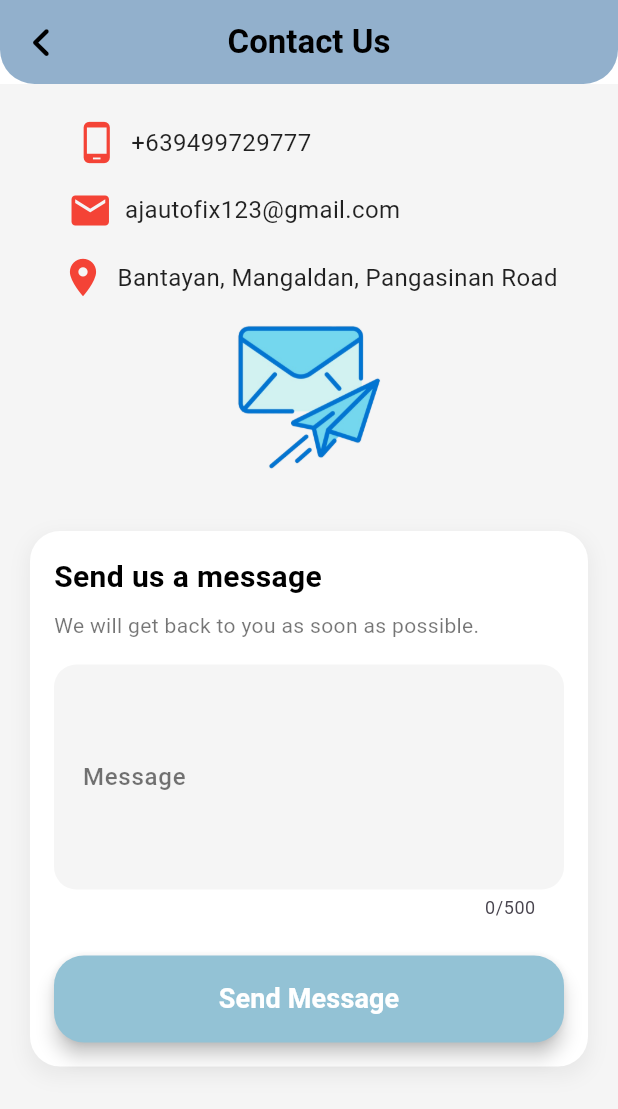
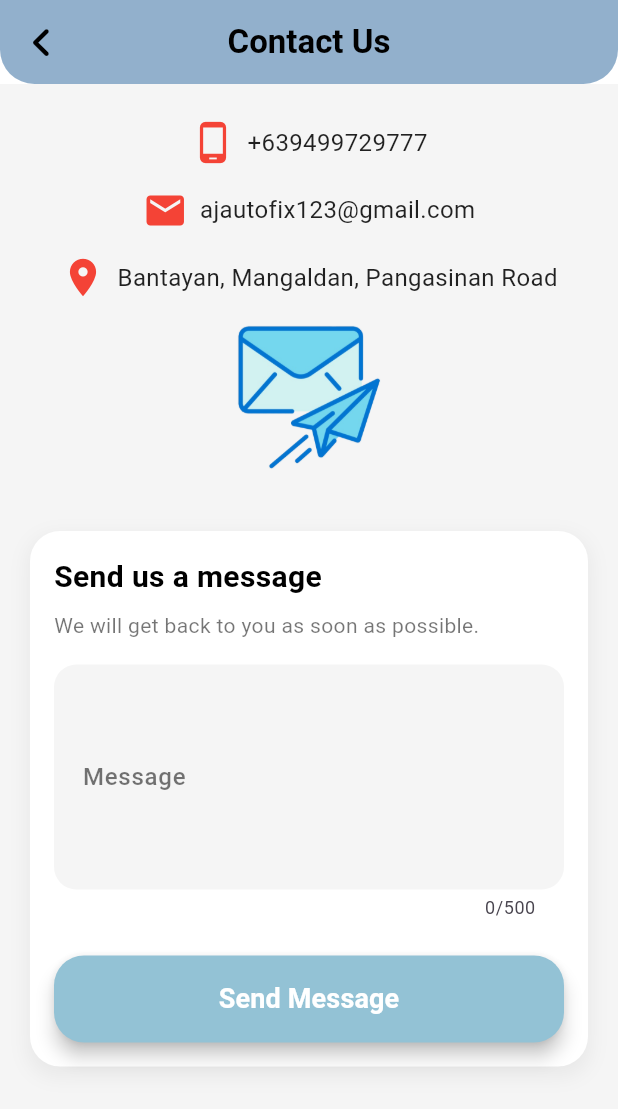
Before and after one commit to JohnLloydDev/AJ-Autofix-App, a Flutter app: the ContactUsScreen screen opened by its route, on a phone screen of 412 x 824 dp. Shown: the top 1109 px of the screen. Run offline on Flutter 3.47's test engine with Material 3 defaults, Android fonts, the phone set to English and light mode, and no system bars; our stand-ins replace bloc, equatable, flutter_bloc, flutter_rating_bar, flutter_secure_storage, flutter_spinkit and 10 more; missing offline and left inert: onesignal_flutter; accounts and stored records are empty.

Commit message:
Update contact_us_screen.dart

```diff
--- a/lib/screens/contact_us_screen.dart
+++ b/lib/screens/contact_us_screen.dart
@@ -7,8 +7,6 @@ import 'package:flutter_bloc/flutter_bloc.dart';
 import 'package:font_awesome_flutter/font_awesome_flutter.dart';
 
 class ContactUsScreen extends StatelessWidget {
-  final TextEditingController nameController = TextEditingController();
-  final TextEditingController emailController = TextEditingController();
   final TextEditingController messageController = TextEditingController();
 
   ContactUsScreen({super.key});
@@ -55,9 +53,8 @@ class ContactUsScreen extends StatelessWidget {
                 const ContactInfoContainer(),
                 const SizedBox(height: 24),
                 ContactFormContainer(
-                  nameController: nameController,
-                  emailController: emailController,
-                  messageController: messageController,
+                  messageController:
+                      messageController,
                 ),
               ],
             ),
@@ -76,11 +73,8 @@ class ContactInfoContainer extends StatelessWidget {
     return Column(
       crossAxisAlignment: CrossAxisAlignment.center,
       children: [
-        const Padding(
-          padding: EdgeInsets.only(right: 155.0),
-          child: Center(
-            child: Row(
-              mainAxisSize: MainAxisSize.min,
+        const Row(
+          mainAxisAlignment: MainAxisAlignment.center,
           children: [
             Icon(Icons.phone_android, color: Colors.red, size: 30),
             SizedBox(width: 8),
@@ -93,14 +87,10 @@ class ContactInfoContainer extends StatelessWidget {
             ),
           ],
         ),
-          ),
-        ),
         const SizedBox(height: 15),
-        const Padding(
-          padding: EdgeInsets.only(right: 100.0),
-          child: Center(
-            child: Row(
-              mainAxisSize: MainAxisSize.min,
+
+        const Row(
+          mainAxisAlignment: MainAxisAlignment.center,
           children: [
             Icon(Icons.email, color: Colors.red, size: 30),
             SizedBox(width: 8),
@@ -113,12 +103,10 @@ class ContactInfoContainer extends StatelessWidget {
             ),
           ],
         ),
-          ),
-        ),
         const SizedBox(height: 15),
-        const Center(
-          child: Row(
-            mainAxisSize: MainAxisSize.min,
+
+        const Row(
+          mainAxisAlignment: MainAxisAlignment.center,
           children: [
             Icon(Icons.location_on, color: Colors.red, size: 30),
             SizedBox(width: 8),
@@ -131,8 +119,8 @@ class ContactInfoContainer extends StatelessWidget {
             ),
           ],
         ),
-        ),
         const SizedBox(height: 15),
+
         Center(
           child: Image.asset(
             'assets/email.png',
```
Lines whose indentation alone changed are shown as unchanged.
